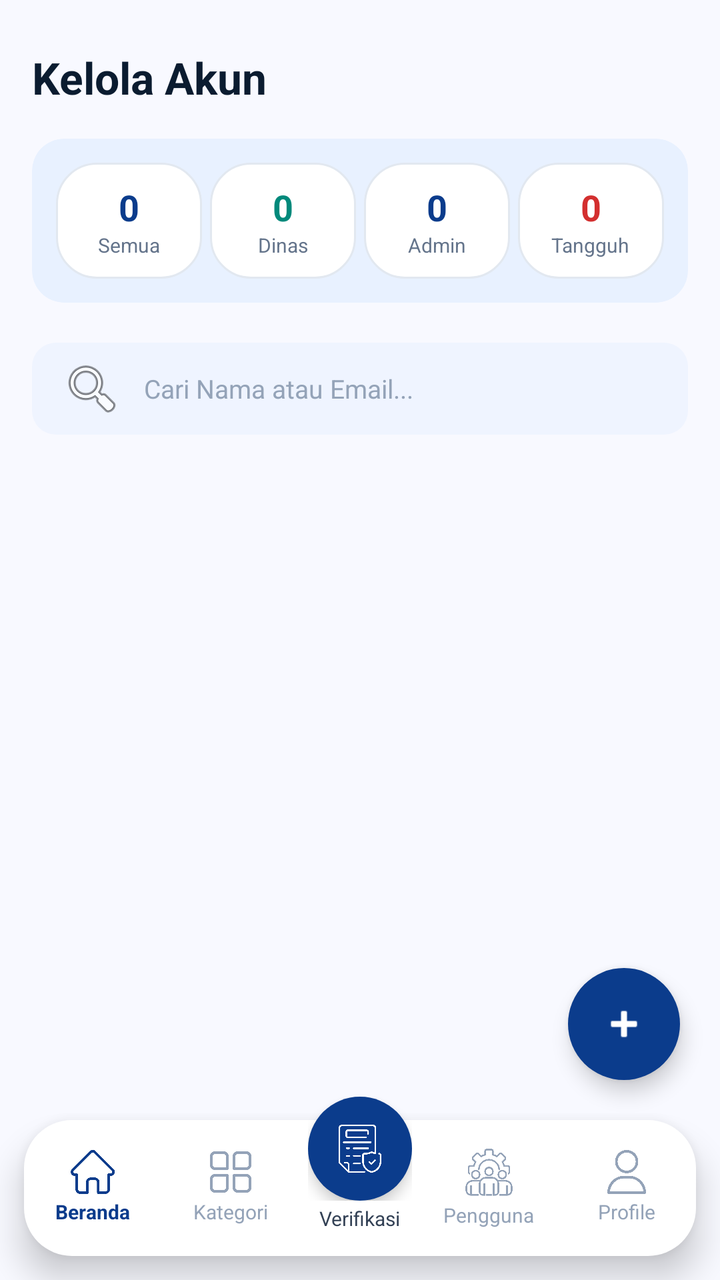
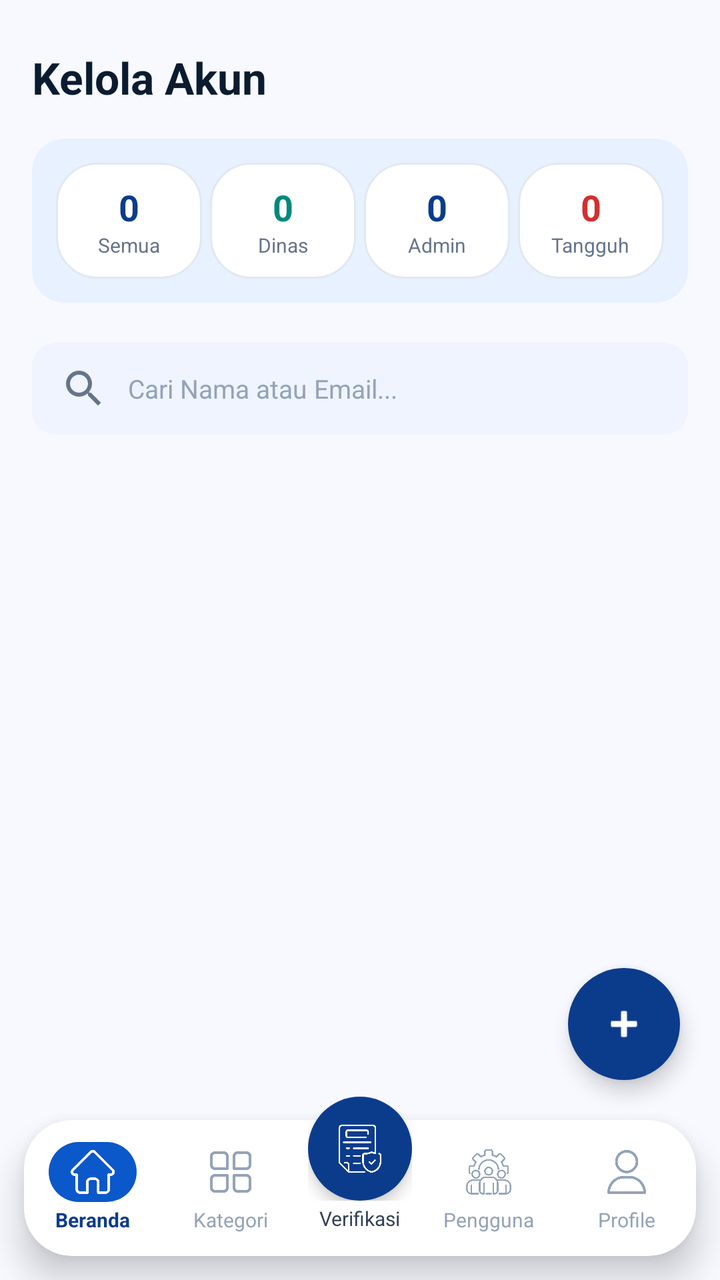

Screens rendered from an Android XML layout before and after an edit, with the pre-edit source and the edit as a unified diff.
<!-- AndroidManifest.xml: application theme Theme.PinPoint -->
<!-- res/layout/activity_admin_kelola_akun.xml -->
<?xml version="1.0" encoding="utf-8"?>
<RelativeLayout xmlns:android="http://schemas.android.com/apk/res/android"
    xmlns:app="http://schemas.android.com/apk/res-auto"
    xmlns:tools="http://schemas.android.com/tools"
    android:layout_width="match_parent"
    android:layout_height="match_parent"
    android:background="#F8F9FF">

    
    <include
        android:id="@+id/bottomNavContainer"
        layout="@layout/layout_admin_bottom_nav"
        android:layout_width="match_parent"
        android:layout_height="96dp"
        android:layout_alignParentBottom="true" />

    
    <LinearLayout
        android:id="@+id/headerAndStats"
        android:layout_width="match_parent"
        android:layout_height="wrap_content"
        android:orientation="vertical"
        android:paddingHorizontal="16dp"
        android:paddingTop="24dp">

        <TextView
            android:layout_width="wrap_content"
            android:layout_height="wrap_content"
            android:layout_marginBottom="16dp"
            android:text="Kelola Akun"
            android:textColor="#0B1C30"
            android:textSize="22sp"
            android:textStyle="bold" />

        
        <androidx.cardview.widget.CardView
            android:layout_width="match_parent"
            android:layout_height="wrap_content"
            android:layout_marginBottom="20dp"
            app:cardBackgroundColor="#E8F1FF"
            app:cardCornerRadius="16dp"
            app:cardElevation="0dp">

            <LinearLayout
                android:layout_width="match_parent"
                android:layout_height="wrap_content"
                android:orientation="horizontal"
                android:padding="12dp">

                <LinearLayout
                    android:id="@+id/btnStatAll"
                    android:layout_width="0dp"
                    android:layout_height="wrap_content"
                    android:layout_weight="1"
                    android:layout_marginEnd="4dp"
                    android:background="@drawable/bg_chip_white"
                    android:gravity="center"
                    android:orientation="vertical"
                    android:padding="10dp"
                    android:clickable="true"
                    android:focusable="true">
                    <TextView
                        android:id="@+id/tvStatTotalAccount"
                        android:layout_width="wrap_content"
                        android:layout_height="wrap_content"
                        android:text="0"
                        android:textColor="#0B3C8C"
                        android:textSize="18sp"
                        android:textStyle="bold" />
                    <TextView
                        android:layout_width="wrap_content"
                        android:layout_height="wrap_content"
                        android:text="Semua"
                        android:textColor="#64748B"
                        android:textSize="10sp" />
                </LinearLayout>

                <LinearLayout
                    android:id="@+id/btnStatGov"
                    android:layout_width="0dp"
                    android:layout_height="wrap_content"
                    android:layout_weight="1"
                    android:layout_marginEnd="4dp"
                    android:background="@drawable/bg_chip_white"
                    android:gravity="center"
                    android:orientation="vertical"
                    android:padding="10dp"
                    android:clickable="true"
                    android:focusable="true">
                    <TextView
                        android:id="@+id/tvStatGovAccount"
                        android:layout_width="wrap_content"
                        android:layout_height="wrap_content"
                        android:text="0"
                        android:textColor="#00897B"
                        android:textSize="18sp"
                        android:textStyle="bold" />
                    <TextView
                        android:layout_width="wrap_content"
                        android:layout_height="wrap_content"
                        android:text="Dinas"
                        android:textColor="#64748B"
                        android:textSize="10sp" />
                </LinearLayout>

                <LinearLayout
                    android:id="@+id/btnStatAdmin"
                    android:layout_width="0dp"
                    android:layout_height="wrap_content"
                    android:layout_weight="1"
                    android:layout_marginEnd="4dp"
                    android:background="@drawable/bg_chip_white"
                    android:gravity="center"
                    android:orientation="vertical"
                    android:padding="10dp"
                    android:clickable="true"
                    android:focusable="true">
                    <TextView
                        android:id="@+id/tvStatAdminAccount"
                        android:layout_width="wrap_content"
                        android:layout_height="wrap_content"
                        android:text="0"
                        android:textColor="#0B3C8C"
                        android:textSize="18sp"
                        android:textStyle="bold" />
                    <TextView
                        android:layout_width="wrap_content"
                        android:layout_height="wrap_content"
                        android:text="Admin"
                        android:textColor="#64748B"
                        android:textSize="10sp" />
                </LinearLayout>

                <LinearLayout
                    android:id="@+id/btnStatSpam"
                    android:layout_width="0dp"
                    android:layout_height="wrap_content"
                    android:layout_weight="1"
                    android:background="@drawable/bg_chip_white"
                    android:gravity="center"
                    android:orientation="vertical"
                    android:padding="10dp"
                    android:clickable="true"
                    android:focusable="true">
                    <TextView
                        android:id="@+id/tvStatSpamAccount"
                        android:layout_width="wrap_content"
                        android:layout_height="wrap_content"
                        android:text="0"
                        android:textColor="#D32F2F"
                        android:textSize="18sp"
                        android:textStyle="bold" />
                    <TextView
                        android:layout_width="wrap_content"
                        android:layout_height="wrap_content"
                        android:text="Tangguh"
                        android:textColor="#64748B"
                        android:textSize="10sp" />
                </LinearLayout>
            </LinearLayout>
        </androidx.cardview.widget.CardView>

        <LinearLayout
            android:layout_width="match_parent"
            android:layout_height="wrap_content"
            android:orientation="horizontal"
            android:layout_marginBottom="16dp">
            <EditText
                android:id="@+id/etSearchAccount"
                android:layout_width="0dp"
                android:layout_height="46dp"
                android:layout_weight="1"
                android:background="@drawable/kolom_form"
                android:drawableStart="@android:drawable/ic_menu_search"
                android:drawablePadding="10dp"
                android:hint="Cari Nama atau Email..."
                android:paddingHorizontal="14dp"
                android:textColor="#0B1C30"
                android:textColorHint="#94A3B8"
                android:textSize="13sp" />
        </LinearLayout>
    </LinearLayout>

    
    <androidx.recyclerview.widget.RecyclerView
        android:id="@+id/rvAccountList"
        android:layout_width="match_parent"
        android:layout_height="match_parent"
        android:layout_below="@id/headerAndStats"
        android:layout_above="@id/bottomNavContainer"
        android:clipToPadding="false"
        android:paddingHorizontal="16dp"
        android:paddingBottom="100dp"
        android:scrollbars="vertical"
        tools:listitem="@layout/item_account_card" />

    
    <com.google.android.material.floatingactionbutton.FloatingActionButton
        android:id="@+id/btnAddAccountFAB"
        android:layout_width="wrap_content"
        android:layout_height="wrap_content"
        android:layout_alignParentEnd="true"
        android:layout_above="@id/bottomNavContainer"
        android:layout_marginEnd="20dp"
        android:layout_marginBottom="4dp"
        android:src="@android:drawable/ic_input_add"
        app:backgroundTint="#0B3C8C"
        app:tint="#FFFFFF"
        app:fabSize="normal"
        app:shapeAppearanceOverlay="@style/ShapeAppearanceOverlay.PinPoint.CircleFAB"
        android:contentDescription="Tambah Akun" />

</RelativeLayout>
<!-- res/layout/layout_admin_bottom_nav.xml (included above) -->
<?xml version="1.0" encoding="utf-8"?>
<androidx.constraintlayout.widget.ConstraintLayout xmlns:android="http://schemas.android.com/apk/res/android"
    xmlns:app="http://schemas.android.com/apk/res-auto"
    android:id="@+id/bottomNavContainer"
    android:layout_width="match_parent"
    android:layout_height="104dp"
    android:clipChildren="false"
    android:clipToPadding="false"
    android:paddingStart="12dp"
    android:paddingEnd="12dp">

    
    <View
        android:layout_width="0dp"
        android:layout_height="68dp"
        android:background="@drawable/bg_navbar"
        android:elevation="10dp"
        app:layout_constraintBottom_toBottomOf="parent"
        app:layout_constraintLeft_toLeftOf="parent"
        app:layout_constraintRight_toRightOf="parent"
        android:layout_marginBottom="12dp" />

    
    <LinearLayout
        android:id="@+id/navHome"
        android:layout_width="0dp"
        android:layout_height="68dp"
        android:gravity="center"
        android:clickable="true"
        android:focusable="true"
        android:orientation="vertical"
        android:elevation="12dp"
        app:layout_constraintBottom_toBottomOf="parent"
        app:layout_constraintLeft_toLeftOf="parent"
        app:layout_constraintRight_toLeftOf="@id/navCategory"
        app:layout_constraintHorizontal_weight="1"
        android:layout_marginBottom="12dp">

        <ImageView
            android:id="@+id/ivNavHome"
            android:layout_width="22dp"
            android:layout_height="22dp"
            android:src="@drawable/home"
            app:tint="#0B3C8C" />

        <TextView
            android:id="@+id/tvNavHome"
            android:layout_width="wrap_content"
            android:layout_height="wrap_content"
            android:layout_marginTop="2dp"
            android:text="Beranda"
            android:textColor="#0B3C8C"
            android:textSize="10sp"
            android:textStyle="bold" />
    </LinearLayout>

    
    <LinearLayout
        android:id="@+id/navCategory"
        android:layout_width="0dp"
        android:layout_height="68dp"
        android:gravity="center"
        android:clickable="true"
        android:focusable="true"
        android:orientation="vertical"
        android:elevation="12dp"
        app:layout_constraintBottom_toBottomOf="parent"
        app:layout_constraintLeft_toRightOf="@id/navHome"
        app:layout_constraintRight_toLeftOf="@id/guidelineCenter"
        app:layout_constraintHorizontal_weight="1"
        android:layout_marginBottom="12dp"
        android:layout_marginEnd="30dp">

        <ImageView
            android:id="@+id/ivNavCategory"
            android:layout_width="22dp"
            android:layout_height="22dp"
            android:src="@drawable/category"
            app:tint="#94A3B8" />

        <TextView
            android:id="@+id/tvNavCategory"
            android:layout_width="wrap_content"
            android:layout_height="wrap_content"
            android:layout_marginTop="2dp"
            android:text="Kategori"
            android:textColor="#94A3B8"
            android:textSize="10sp" />
    </LinearLayout>

    
    <androidx.constraintlayout.widget.Guideline
        android:id="@+id/guidelineCenter"
        android:layout_width="wrap_content"
        android:layout_height="wrap_content"
        android:orientation="vertical"
        app:layout_constraintGuide_percent="0.5" />

    
    <LinearLayout
        android:id="@+id/navAccount"
        android:layout_width="0dp"
        android:layout_height="68dp"
        android:gravity="center"
        android:clickable="true"
        android:focusable="true"
        android:orientation="vertical"
        android:elevation="12dp"
        app:layout_constraintBottom_toBottomOf="parent"
        app:layout_constraintLeft_toRightOf="@id/guidelineCenter"
        app:layout_constraintRight_toLeftOf="@id/navProfile"
        app:layout_constraintHorizontal_weight="1"
        android:layout_marginBottom="12dp"
        android:layout_marginStart="30dp">

        <ImageView
            android:id="@+id/ivNavAccount"
            android:layout_width="25dp"
            android:layout_height="25dp"
            android:src="@drawable/user_manage"
            app:tint="#94A3B8" />

        <TextView
            android:id="@+id/tvNavAccount"
            android:layout_width="wrap_content"
            android:layout_height="wrap_content"
            android:layout_marginTop="2dp"
            android:text="Pengguna"
            android:textColor="#94A3B8"
            android:textSize="10sp" />
    </LinearLayout>

    
    <LinearLayout
        android:id="@+id/navProfile"
        android:layout_width="0dp"
        android:layout_height="68dp"
        android:gravity="center"
        android:clickable="true"
        android:focusable="true"
        android:orientation="vertical"
        android:elevation="12dp"
        app:layout_constraintBottom_toBottomOf="parent"
        app:layout_constraintLeft_toRightOf="@id/navAccount"
        app:layout_constraintRight_toRightOf="parent"
        app:layout_constraintHorizontal_weight="1"
        android:layout_marginBottom="12dp">

        <ImageView
            android:id="@+id/ivNavProfile"
            android:layout_width="22dp"
            android:layout_height="22dp"
            android:src="@drawable/user"
            app:tint="#94A3B8" />

        <TextView
            android:id="@+id/tvNavProfile"
            android:layout_width="wrap_content"
            android:layout_height="wrap_content"
            android:layout_marginTop="2dp"
            android:text="Profile"
            android:textColor="#94A3B8"
            android:textSize="10sp" />
    </LinearLayout>

    
    <LinearLayout
        android:id="@+id/navVerifyCenter"
        android:layout_width="wrap_content"
        android:layout_height="wrap_content"
        android:clickable="true"
        android:focusable="true"
        android:gravity="center"
        android:orientation="vertical"
        android:elevation="15dp"
        app:layout_constraintLeft_toLeftOf="parent"
        app:layout_constraintRight_toRightOf="parent"
        app:layout_constraintBottom_toBottomOf="parent"
        android:layout_marginBottom="24dp"> 

        
        <RelativeLayout
            android:layout_width="52dp"
            android:layout_height="52dp"
            android:clipChildren="false"
            android:clipToPadding="false">

            
            <LinearLayout
                android:layout_width="55dp"
                android:layout_height="55dp"
                android:layout_centerInParent="true"
                android:background="@drawable/bg_circle_blue_btn"
                android:elevation="4dp"
                android:gravity="center">

                <ImageView
                    android:layout_width="24dp"
                    android:layout_height="24dp"
                    android:src="@drawable/verif"
                    app:tint="#FFFFFF" />
            </LinearLayout>

            
            <TextView
                android:id="@+id/tvNavBadgeCount"
                android:layout_width="20dp"
                android:layout_height="20dp"
                android:layout_alignParentEnd="true"
                android:layout_alignParentTop="true"
                android:background="@drawable/bg_badge_red_circle"
                android:elevation="8dp"
                android:gravity="center"
                android:text="24"
                android:textColor="#FFFFFF"
                android:textSize="9sp"
                android:textStyle="bold"
                android:visibility="gone" />
        </RelativeLayout>

        
        <TextView
            android:id="@+id/tvNavVerify"
            android:layout_width="wrap_content"
            android:layout_height="wrap_content"
            android:layout_marginTop="2dp"
            android:text="Verifikasi"
            android:textColor="#334155"
            android:textSize="10sp" />
    </LinearLayout>

</androidx.constraintlayout.widget.ConstraintLayout>
<!-- res/layout/item_account_card.xml (included above) -->
<?xml version="1.0" encoding="utf-8"?>
<androidx.cardview.widget.CardView xmlns:android="http://schemas.android.com/apk/res/android"
    xmlns:app="http://schemas.android.com/apk/res-auto"
    android:layout_width="match_parent"
    android:layout_height="wrap_content"
    app:cardCornerRadius="16dp"
    app:cardElevation="0dp"
    app:cardBackgroundColor="#FFFFFF"
    android:layout_marginBottom="12dp">

    <LinearLayout
        android:layout_width="match_parent"
        android:layout_height="wrap_content"
        android:orientation="vertical"
        android:padding="16dp">

        <RelativeLayout
            android:layout_width="match_parent"
            android:layout_height="wrap_content"
            android:layout_marginBottom="12dp">

            <RelativeLayout
                android:id="@+id/avatarContainer"
                android:layout_width="52dp"
                android:layout_height="52dp"
                android:layout_alignParentStart="true"
                android:layout_centerVertical="true"
                android:layout_marginEnd="12dp">

                <TextView
                    android:id="@+id/tvAvatarLetter"
                    android:layout_width="match_parent"
                    android:layout_height="match_parent"
                    android:background="@drawable/bg_circle_blue_btn"
                    android:gravity="center"
                    android:text="H"
                    android:textColor="#FFFFFF"
                    android:textSize="20sp"
                    android:textStyle="bold" />

                <ImageView
                    android:id="@+id/ivAvatarPhoto"
                    android:layout_width="match_parent"
                    android:layout_height="match_parent"
                    android:scaleType="centerCrop"
                    android:visibility="gone" />

                
                <androidx.cardview.widget.CardView
                    android:layout_width="18dp"
                    android:layout_height="18dp"
                    android:layout_alignParentEnd="true"
                    android:layout_alignParentBottom="true"
                    app:cardCornerRadius="9dp"
                    app:cardElevation="2dp"
                    app:cardBackgroundColor="#0B3C8C">
                    <ImageView
                        android:id="@+id/ivAvatarBadge"
                        android:layout_width="match_parent"
                        android:layout_height="match_parent"
                        android:padding="3dp"
                        android:src="@android:drawable/ic_lock_lock"
                        app:tint="#FFFFFF" />
                </androidx.cardview.widget.CardView>
            </RelativeLayout>

            <LinearLayout
                android:layout_width="wrap_content"
                android:layout_height="wrap_content"
                android:orientation="vertical"
                android:layout_toEndOf="@id/avatarContainer"
                android:layout_toStartOf="@id/btnAccountMoreOption"
                android:layout_centerVertical="true">

                <TextView
                    android:id="@+id/tvAccountName"
                    android:layout_width="wrap_content"
                    android:layout_height="wrap_content"
                    android:text="Nama Pengguna"
                    android:textColor="#0B1C30"
                    android:textSize="16sp"
                    android:textStyle="bold" />

                <TextView
                    android:id="@+id/tvAccountRoleBadge"
                    android:layout_width="wrap_content"
                    android:layout_height="wrap_content"
                    android:background="@drawable/bg_chip_blue_light"
                    android:paddingHorizontal="10dp"
                    android:paddingVertical="3dp"
                    android:text="Peran"
                    android:textColor="#0B3C8C"
                    android:textSize="11sp"
                    android:textStyle="bold" />
            </LinearLayout>

            <ImageView
                android:id="@+id/btnAccountMoreOption"
                android:layout_width="24dp"
                android:layout_height="24dp"
                android:layout_alignParentEnd="true"
                android:layout_centerVertical="true"
                android:src="@android:drawable/ic_menu_more"
                android:visibility="gone"
                app:tint="#64748B" />
        </RelativeLayout>

        
        <LinearLayout
            android:id="@+id/containerContactInfo"
            android:layout_width="match_parent"
            android:layout_height="wrap_content"
            android:orientation="vertical"
            android:background="#F8FAFC"
            android:padding="12dp"
            android:layout_marginBottom="12dp">

            <LinearLayout
                android:layout_width="match_parent"
                android:layout_height="wrap_content"
                android:orientation="horizontal"
                android:gravity="center_vertical"
                android:layout_marginBottom="8dp">
                <ImageView
                    android:layout_width="16dp"
                    android:layout_height="16dp"
                    android:src="@drawable/mail"
                    app:tint="#94A3B8" />
                <TextView
                    android:id="@+id/tvAccountEmail"
                    android:layout_width="wrap_content"
                    android:layout_height="wrap_content"
                    android:layout_marginStart="10dp"
                    android:text="email@example.com"
                    android:textColor="#475569"
                    android:textSize="12sp" />
            </LinearLayout>

            <LinearLayout
                android:layout_width="match_parent"
                android:layout_height="wrap_content"
                android:orientation="horizontal"
                android:gravity="center_vertical">
                <ImageView
                    android:layout_width="16dp"
                    android:layout_height="16dp"
                    android:src="@drawable/call"
                    app:tint="#94A3B8" />
                <TextView
                    android:id="@+id/tvAccountPhone"
                    android:layout_width="wrap_content"
                    android:layout_height="wrap_content"
                    android:layout_marginStart="10dp"
                    android:text="08123456789"
                    android:textColor="#475569"
                    android:textSize="12sp" />
            </LinearLayout>
        </LinearLayout>

        
        <LinearLayout
            android:layout_width="match_parent"
            android:layout_height="wrap_content"
            android:orientation="horizontal"
            android:gravity="center_vertical"
            android:layout_marginBottom="16dp">

            <TextView
                android:id="@+id/tvJoinDate"
                android:layout_width="0dp"
                android:layout_height="wrap_content"
                android:layout_weight="1"
                android:text="Bergabung: -"
                android:textColor="#64748B"
                android:textSize="11sp" />

            <TextView
                android:id="@+id/tvReportCountBadge"
                android:layout_width="wrap_content"
                android:layout_height="wrap_content"
                android:background="#E0E7FF"
                android:paddingHorizontal="10dp"
                android:paddingVertical="3dp"
                android:text="0 Laporan"
                android:textColor="#4338CA"
                android:textSize="10sp"
                android:textStyle="bold"
                android:layout_marginEnd="8dp" />

            <TextView
                android:id="@+id/tvStatusActiveBadge"
                android:layout_width="wrap_content"
                android:layout_height="wrap_content"
                android:background="#DCFCE7"
                android:paddingHorizontal="10dp"
                android:paddingVertical="3dp"
                android:text="AKTIF"
                android:textColor="#166534"
                android:textSize="10sp"
                android:textStyle="bold" />
        </LinearLayout>

        
        <LinearLayout
            android:id="@+id/containerSuspendInfo"
            android:layout_width="match_parent"
            android:layout_height="wrap_content"
            android:orientation="vertical"
            android:layout_marginBottom="16dp"
            android:visibility="gone">
            <TextView
                android:layout_width="wrap_content"
                android:layout_height="wrap_content"
                android:background="#FFE4E6"
                android:paddingHorizontal="8dp"
                android:paddingVertical="3dp"
                android:text="DITANGGUHKAN KARENA SPAM"
                android:textColor="#E11D48"
                android:textSize="10sp"
                android:textStyle="bold"
                android:layout_marginBottom="8dp" />
            <TextView
                android:id="@+id/tvSuspendReason"
                android:layout_width="match_parent"
                android:layout_height="wrap_content"
                android:background="#FFF1F2"
                android:padding="8dp"
                android:text="Alasan: -"
                android:textColor="#991B1B"
                android:textSize="11sp" />
        </LinearLayout>

        <LinearLayout
            android:layout_width="match_parent"
            android:layout_height="wrap_content"
            android:orientation="horizontal">
            <Button
                android:id="@+id/btnActionLeft"
                android:layout_width="0dp"
                android:layout_height="44dp"
                android:layout_weight="1"
                android:text="Tandai Spam"
                android:textColor="#B45309"
                android:textSize="12sp"
                android:textStyle="bold"
                android:textAllCaps="false"
                android:backgroundTint="#FEF3C7"
                android:layout_marginEnd="10dp" />
            <Button
                android:id="@+id/btnActionRight"
                android:layout_width="0dp"
                android:layout_height="44dp"
                android:layout_weight="1"
                android:text="Hapus Akun"
                android:textColor="#D32F2F"
                android:textSize="12sp"
                android:textStyle="bold"
                android:textAllCaps="false"
                android:backgroundTint="#FFEBEE" />
        </LinearLayout>

    </LinearLayout>
</androidx.cardview.widget.CardView>
<!-- resources referenced by this layout -->
<resources>
  <!-- drawable bg_badge_red_circle (drawable) -->
  <?xml version="1.0" encoding="utf-8"?>
  <shape xmlns:android="http://schemas.android.com/apk/res/android"
      android:shape="oval">
      <solid android:color="#D32F2F" />
  </shape>
  <!-- drawable bg_chip_blue_light (drawable) -->
  <?xml version="1.0" encoding="utf-8"?>
  <shape xmlns:android="http://schemas.android.com/apk/res/android">
      <solid android:color="#E8F1FF" />
      <corners android:radius="10dp" />
  </shape>
  <!-- drawable bg_chip_white (drawable) -->
  <?xml version="1.0" encoding="utf-8"?>
  <shape xmlns:android="http://schemas.android.com/apk/res/android">
      <solid android:color="#FFFFFF" />
      <corners android:radius="20dp" />
      <stroke android:width="1dp" android:color="#E2E8F0" />
  </shape>
  <!-- drawable bg_circle_blue_btn (drawable) -->
  <?xml version="1.0" encoding="utf-8"?>
  <shape xmlns:android="http://schemas.android.com/apk/res/android"
      android:shape="oval">
      <solid android:color="#0B3C8C" />
  </shape>
  <!-- drawable bg_navbar (drawable) -->
  <?xml version="1.0" encoding="utf-8"?>
  <shape xmlns:android="http://schemas.android.com/apk/res/android"
      android:shape="rectangle">
      <solid android:color="#FFFFFF" />
      <corners
          android:topLeftRadius="24dp"
          android:topRightRadius="24dp"
          android:bottomLeftRadius="24dp"
          android:bottomRightRadius="24dp" />
  </shape>
  <!-- drawable call: png bitmap (drawable, 10299 bytes) -->
  <!-- drawable category: png bitmap (drawable, 8234 bytes) -->
  <!-- drawable home: png bitmap (drawable, 8020 bytes) -->
  <!-- drawable kolom_form (drawable) -->
  <?xml version="1.0" encoding="UTF-8"?>
  <shape
      xmlns:android="http://schemas.android.com/apk/res/android">
      <solid
          android:color="#EFF4FF"
          />
      <corners
          android:radius="12dp"
          />
  </shape>
  <!-- drawable mail: png bitmap (drawable, 14752 bytes) -->
  <!-- drawable user: png bitmap (drawable, 12623 bytes) -->
  <!-- drawable user_manage: png bitmap (drawable, 19656 bytes) -->
  <!-- drawable verif: png bitmap (drawable, 12368 bytes) -->
  <style name="ShapeAppearanceOverlay.PinPoint.CircleFAB" parent="">
          <item name="cornerFamily">rounded</item>
          <item name="cornerSize">50%</item>
      </style>
  <style name="Theme.PinPoint" parent="Base.Theme.PinPoint" />
  <style name="Base.Theme.PinPoint" parent="Theme.Material3.DayNight.NoActionBar">
          
          
      </style>
</resources>

<!-- the commit's change to res/layout/activity_admin_kelola_akun.xml (unified diff, before → after) -->
@@ -171,7 +171,8 @@
                 android:layout_height="46dp"
                 android:layout_weight="1"
                 android:background="@drawable/kolom_form"
-                android:drawableStart="@android:drawable/ic_menu_search"
+                android:drawableStart="@drawable/ic_search"
+                android:drawableTint="#64748B"
                 android:drawablePadding="10dp"
                 android:hint="Cari Nama atau Email..."
                 android:paddingHorizontal="14dp"
@@ -252,10 +253,13 @@
 
         <ImageView
             android:id="@+id/ivNavHome"
-            android:layout_width="22dp"
-            android:layout_height="22dp"
+            android:layout_width="44dp"
+            android:layout_height="30dp"
+            android:paddingHorizontal="11dp"
+            android:paddingVertical="4dp"
+            android:background="@drawable/bg_nav_icon_active_blue"
             android:src="@drawable/home"
-            app:tint="#0B3C8C" />
+            app:tint="#FFFFFF" />
 
         <TextView
             android:id="@+id/tvNavHome"
@@ -287,8 +291,10 @@
 
         <ImageView
             android:id="@+id/ivNavCategory"
-            android:layout_width="22dp"
-            android:layout_height="22dp"
+            android:layout_width="44dp"
+            android:layout_height="30dp"
+            android:paddingHorizontal="11dp"
+            android:paddingVertical="4dp"
             android:src="@drawable/category"
             app:tint="#94A3B8" />
 
@@ -329,8 +335,10 @@
 
         <ImageView
             android:id="@+id/ivNavAccount"
-            android:layout_width="25dp"
-            android:layout_height="25dp"
+            android:layout_width="44dp"
+            android:layout_height="30dp"
+            android:paddingHorizontal="10dp"
+            android:paddingVertical="3dp"
             android:src="@drawable/user_manage"
             app:tint="#94A3B8" />
 
@@ -362,8 +370,10 @@
 
         <ImageView
             android:id="@+id/ivNavProfile"
-            android:layout_width="22dp"
-            android:layout_height="22dp"
+            android:layout_width="44dp"
+            android:layout_height="30dp"
+            android:paddingHorizontal="11dp"
+            android:paddingVertical="4dp"
             android:src="@drawable/user"
             app:tint="#94A3B8" />
 
<!-- resource entries referenced after the edit -->
@@ -25,6 +25,13 @@
       android:shape="oval">
       <solid android:color="#0B3C8C" />
   </shape>
+  <!-- drawable bg_nav_icon_active_blue (drawable) -->
+  <?xml version="1.0" encoding="utf-8"?>
+  <shape xmlns:android="http://schemas.android.com/apk/res/android"
+      android:shape="rectangle">
+      <solid android:color="#0B58CA" />
+      <corners android:radius="16dp" />
+  </shape>
   <!-- drawable bg_navbar (drawable) -->
   <?xml version="1.0" encoding="utf-8"?>
   <shape xmlns:android="http://schemas.android.com/apk/res/android"
@@ -39,6 +46,16 @@
   <!-- drawable call: png bitmap (drawable, 10299 bytes) -->
   <!-- drawable category: png bitmap (drawable, 8234 bytes) -->
   <!-- drawable home: png bitmap (drawable, 8020 bytes) -->
+  <!-- drawable ic_search (drawable) -->
+  <vector xmlns:android="http://schemas.android.com/apk/res/android"
+      android:width="24dp"
+      android:height="24dp"
+      android:viewportWidth="24"
+      android:viewportHeight="24">
+      <path
+          android:fillColor="#000000"
+          android:pathData="M15.5,14h-0.79l-0.28,-0.27A6.471,6.471 0,0 0,16 9.5,6.5 6.5,0 1,0 9.5,16c1.61,0 3.09,-0.59 4.23,-1.57l0.27,0.28v0.79l5,4.99L20.49,19l-4.99,-5zm-6,0C7.01,14 5,11.99 5,9.5S7.01,5 9.5,5 14,7.01 14,9.5 11.99,14 9.5,14z" />
+  </vector>
   <!-- drawable kolom_form (drawable) -->
   <?xml version="1.0" encoding="UTF-8"?>
   <shape
@@ -60,8 +77,13 @@
       </style>
   <style name="Theme.PinPoint" parent="Base.Theme.PinPoint" />
   <style name="Base.Theme.PinPoint" parent="Theme.Material3.DayNight.NoActionBar">
-          
-          
+          <item name="android:windowAnimationStyle">@style/SmoothActivityAnimation</item>
+      </style>
+  <style name="SmoothActivityAnimation" parent="@android:style/Animation.Activity">
+          <item name="android:activityOpenEnterAnimation">@anim/fade_in_smooth</item>
+          <item name="android:activityOpenExitAnimation">@anim/fade_out_smooth</item>
+          <item name="android:activityCloseEnterAnimation">@anim/slide_in_left</item>
+          <item name="android:activityCloseExitAnimation">@anim/slide_out_right</item>
       </style>
 </resources>
 
